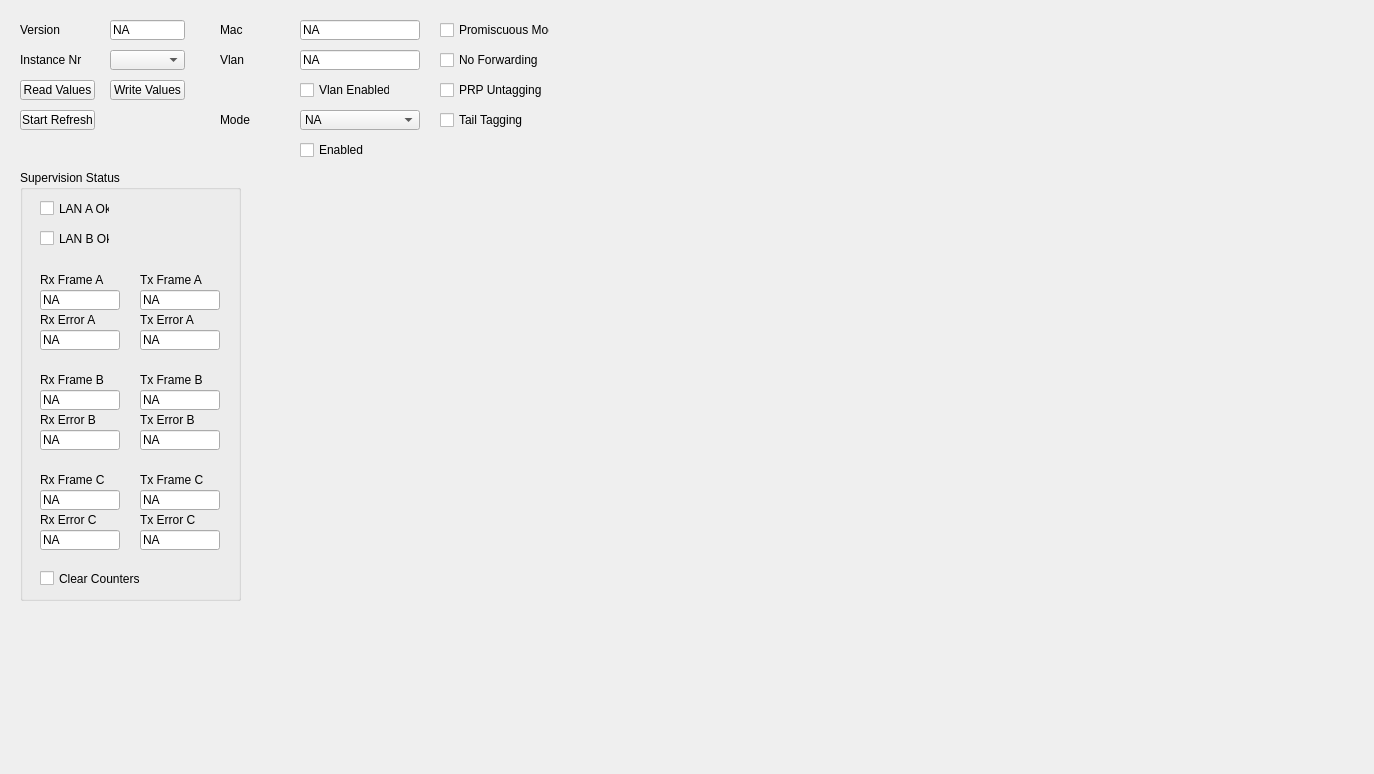
Above: UCM/Library/UniversalConfigurationManager/RedHsrPrpTab/Ucm_RedHsrPrpTab.ui from NetTimeLogic/UniversalConfigurationManager before the change. Below: the same form after it.
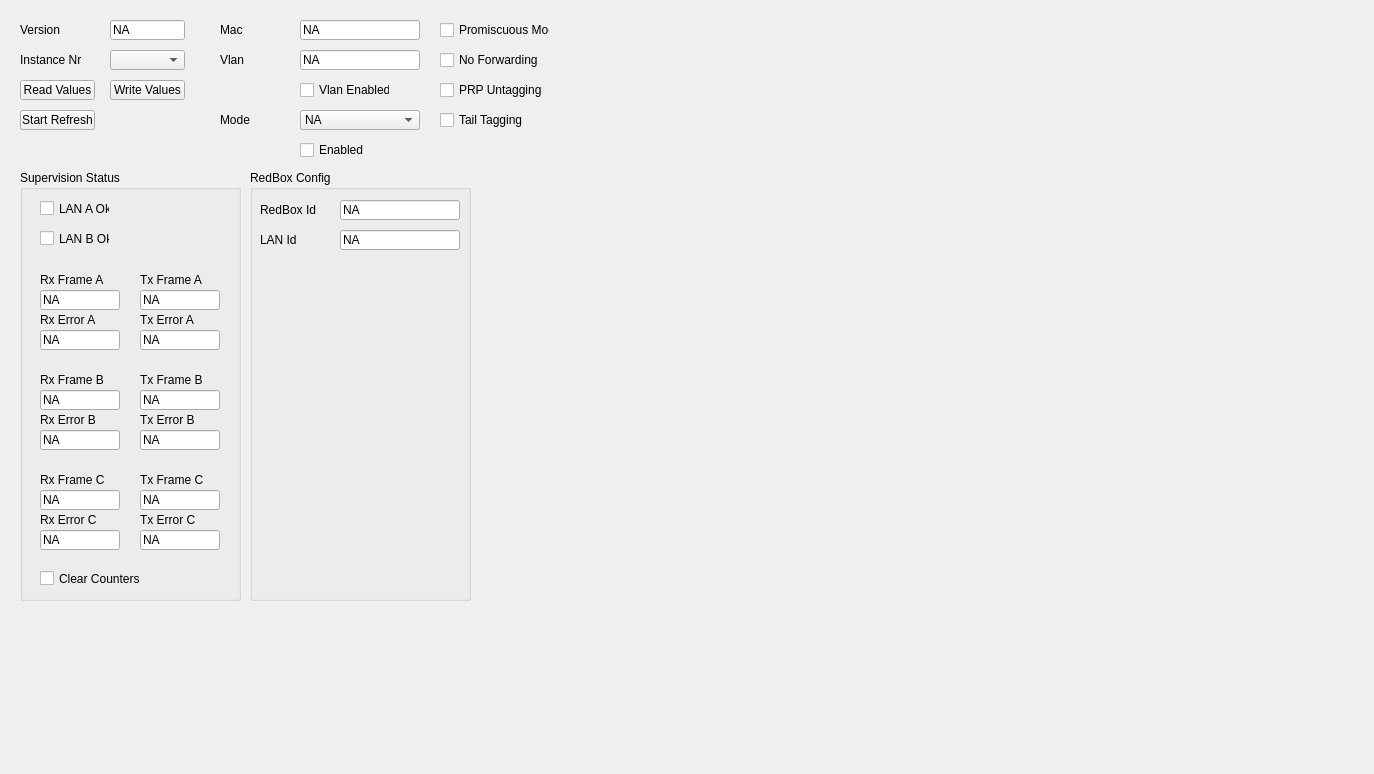
That is the form after the change.

The edit to the form file:
```diff
--- a/UCM/Library/UniversalConfigurationManager/RedHsrPrpTab/Ucm_RedHsrPrpTab.ui
+++ b/UCM/Library/UniversalConfigurationManager/RedHsrPrpTab/Ucm_RedHsrPrpTab.ui
@@ -707,6 +707,77 @@
     <string>Tail Tagging</string>
    </property>
   </widget>
+  <widget class="QGroupBox" name="RedHsrPrpRedBoxConfigGroupBox">
+   <property name="geometry">
+    <rect>
+     <x>250</x>
+     <y>170</y>
+     <width>221</width>
+     <height>431</height>
+    </rect>
+   </property>
+   <property name="title">
+    <string>RedBox Config</string>
+   </property>
+   <widget class="QLineEdit" name="RedHsrPrpRedBoxIdValue">
+    <property name="enabled">
+     <bool>true</bool>
+    </property>
+    <property name="geometry">
+     <rect>
+      <x>90</x>
+      <y>30</y>
+      <width>120</width>
+      <height>20</height>
+     </rect>
+    </property>
+    <property name="text">
+     <string>NA</string>
+    </property>
+   </widget>
+   <widget class="QLabel" name="RedHsrPrpRedBoxIdLabel">
+    <property name="geometry">
+     <rect>
+      <x>10</x>
+      <y>30</y>
+      <width>80</width>
+      <height>20</height>
+     </rect>
+    </property>
+    <property name="text">
+     <string>RedBox Id</string>
+    </property>
+   </widget>
+   <widget class="QLineEdit" name="RedHsrPrpLanIdValue">
+    <property name="enabled">
+     <bool>true</bool>
+    </property>
+    <property name="geometry">
+     <rect>
+      <x>90</x>
+      <y>60</y>
+      <width>120</width>
+      <height>20</height>
+     </rect>
+    </property>
+    <property name="text">
+     <string>NA</string>
+    </property>
+   </widget>
+   <widget class="QLabel" name="RedHsrPrpLanIdLabel">
+    <property name="geometry">
+     <rect>
+      <x>10</x>
+      <y>60</y>
+      <width>80</width>
+      <height>20</height>
+     </rect>
+    </property>
+    <property name="text">
+     <string>LAN Id</string>
+    </property>
+   </widget>
+  </widget>
  </widget>
  <resources/>
  <connections/>
```
Left out of the diff: 10 changed lines with no effect on the pictures.
